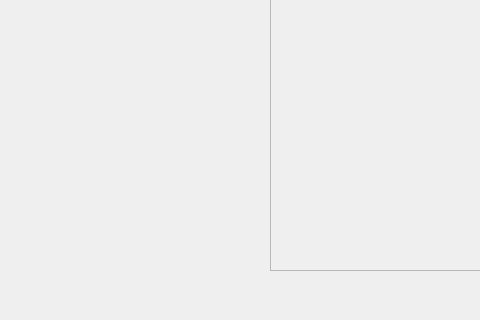
First picture: the form in SingleBannerDesigner.ui, repository 345ljh/MinecraftBannerDesigner, before the edit; both pictures show x 0 to 480 and y 280 to 600 of the 800 by 600 pixel window.
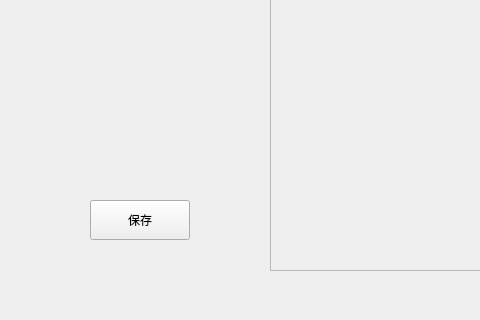
Second picture: the form after the edit.

Commit message: update grid designer

Patch:
```diff
--- a/SingleBannerDesigner.ui
+++ b/SingleBannerDesigner.ui
@@ -83,6 +83,19 @@
     </widget>
    </widget>
   </widget>
+  <widget class="QPushButton" name="SaveButton">
+   <property name="geometry">
+    <rect>
+     <x>90</x>
+     <y>480</y>
+     <width>100</width>
+     <height>40</height>
+    </rect>
+   </property>
+   <property name="text">
+    <string>保存</string>
+   </property>
+  </widget>
  </widget>
  <resources/>
  <connections/>
```
The commit also changes 7 other files.
